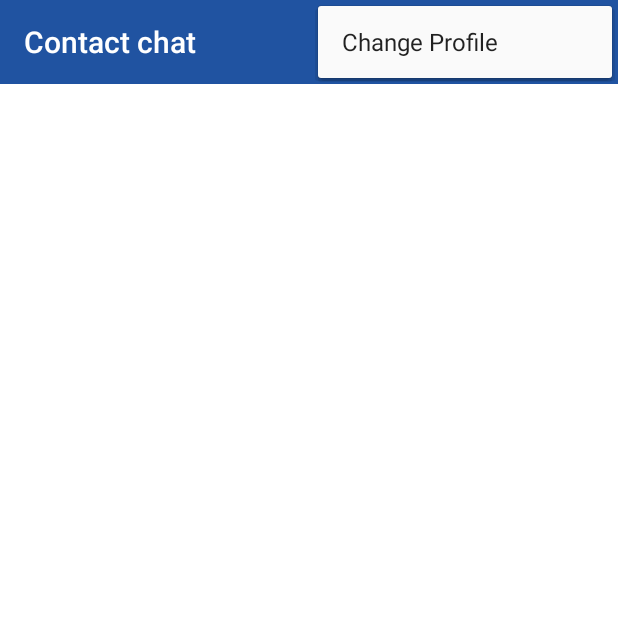
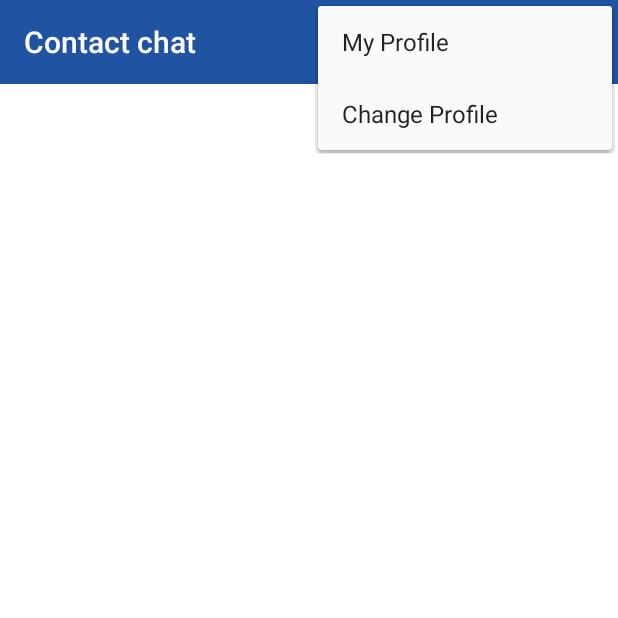
Before and after one commit to Internet-of-People/iop-chat-app, an Android app: the ChatContactActivity screen opened directly, with no data from a screen before it, with the options menu open, on a phone screen of 412 x 824 dp, the top half of it. Run offline under Robolectric (Android 15) with nearby library versions, the phone set to English and light mode, and no system bars; libraries missing offline, so code that uses them is left out: world.libertaria.sdk, world.libertaria.shared; 4 statements that could not run were skipped.

Commit message:
Option menu added

```diff
--- a/app/src/main/java/chat/libertaria/world/connect_chat/chat/contact_list/ChatContactActivity.java
+++ b/app/src/main/java/chat/libertaria/world/connect_chat/chat/contact_list/ChatContactActivity.java
@@ -13,6 +13,7 @@ import android.support.v4.app.FragmentPagerAdapter;
 import android.support.v4.view.ViewPager;
 import android.view.Menu;
 import android.view.MenuItem;
+import android.view.SubMenu;
 import android.view.View;
 import android.view.ViewGroup;
 import android.view.Window;
@@ -35,7 +36,8 @@ import chat.libertaria.world.connect_chat.chat.settings.ChangeProfile;
 public class ChatContactActivity extends BaseActivity {
 
     private static final int OPTION_ADD_CONTACT = 0;
-    private static final int OPTION_SETTINGS = 1;
+    private static final int OPTION_MYPROFILE = 1;
+    private static final int OPTION_CHANGE = 2;
 
 
     private View root;
@@ -95,8 +97,9 @@ public class ChatContactActivity extends BaseActivity {
         super.onCreateOptionsMenu(menu);
         MenuItem menuAdd = menu.add(OPTION_ADD_CONTACT, 0, Menu.NONE, R.string.add_contact).setIcon(R.drawable.ic_add_acontact);
         menuAdd.setShowAsAction(MenuItem.SHOW_AS_ACTION_ALWAYS);
-        MenuItem menuOptions = menu.add(OPTION_SETTINGS, 1, Menu.NONE, R.string.change_profile);
+        MenuItem menuOptions = menu.add(0,OPTION_MYPROFILE ,0, R.string.my_profile);
         menuOptions.setIcon(R.drawable.ic_options);
+        menu.add(0,OPTION_CHANGE ,0, R.string.change_profile);
         return super.onCreateOptionsMenu(menu);
     }
 
@@ -109,7 +112,11 @@ public class ChatContactActivity extends BaseActivity {
                 // Add contacts
                 OpenConnectUtil.openSendRequestScreen(this);
                 return true;
-            case OPTION_SETTINGS:
+            case OPTION_MYPROFILE:
+                // Open MyProfile
+                Toast.makeText(this, "Open My Profile", Toast.LENGTH_SHORT).show();
+                return true;
+            case OPTION_CHANGE:
                 // Open settings
                 Intent myIntent = new Intent(this, ChangeProfile.class);
                 startActivity(myIntent);
--- a/app/src/main/res/values/strings.xml
+++ b/app/src/main/res/values/strings.xml
@@ -22,4 +22,5 @@
     <string name="settings">Settings</string>
     <string name="change_profile">Change Profile</string>
     <string name="save">Save</string>
+    <string name="my_profile">My Profile</string>
 </resources>
```
